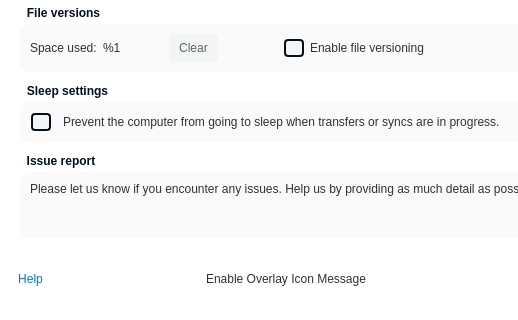
meganz/MEGAsync, file src/MEGASync/gui/linux/SettingsDialog.ui: the form before one commit; both pictures show x 0 to 518 and y 515 to 835 of the 675 by 835 pixel window.
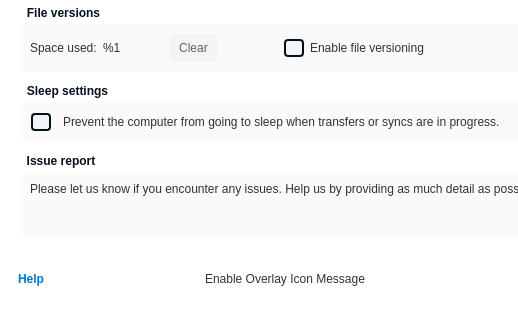
The form after the commit. Icons and pictures are not drawn. Custom widgets are drawn as their Qt base class.

Commit message: SNC-4541 : Help icon themed

```diff
--- a/src/MEGASync/gui/linux/SettingsDialog.ui
+++ b/src/MEGASync/gui/linux/SettingsDialog.ui
@@ -24,6 +24,14 @@
 color: #303233; /*colorToken.text-primary*/
 }
 
+#bHelp
+{
+border: none;
+color: #2C5BEB; /*colorToken.link-primary*/
+background-color: transparent;
+font-weight: bold;
+}
+
 QProgressBar
 {
 border-width: 0px;
@@ -133,8 +141,11 @@
 width: 12px;
 }
 
-#bUpdate, #bSendBug
+QPushButton
 {
+padding-left: 10px;
+padding-right: 10px;
+height: 22px;
 background-color:  #fafafa; /*colorToken.surface-1*/
 color: #333333; /*colorToken.text-primary*/
 border-color: #333333; /*colorToken.text-primary*/
@@ -164,36 +175,31 @@
 padding: 6px;
 }
 
-/*ColorTokenIcon;ToolButton;bAccount;normal;on;colorToken.icon-primary*/
-/*ColorTokenIcon;ToolButton;bAccount;normal;off;colorToken.icon-secondary*/
+/*ColorTokenIcon;Button;bAccount;normal;on;colorToken.icon-primary*/
+/*ColorTokenIcon;Button;bAccount;normal;off;colorToken.icon-secondary*/
 
-/*ColorTokenIcon;ToolButton;bBackup;normal;on;colorToken.icon-primary*/
-/*ColorTokenIcon;ToolButton;bBackup;normal;off;colorToken.icon-secondary*/
+/*ColorTokenIcon;Button;bBackup;normal;on;colorToken.icon-primary*/
+/*ColorTokenIcon;Button;bBackup;normal;off;colorToken.icon-secondary*/
 
-/*ColorTokenIcon;ToolButton;bFolders;normal;on;colorToken.icon-primary*/
-/*ColorTokenIcon;ToolButton;bFolders;normal;off;colorToken.icon-secondary*/
+/*ColorTokenIcon;Button;bFolders;normal;on;colorToken.icon-primary*/
+/*ColorTokenIcon;Button;bFolders;normal;off;colorToken.icon-secondary*/
 
-/*ColorTokenIcon;ToolButton;bGeneral;normal;on;colorToken.icon-primary*/
-/*ColorTokenIcon;ToolButton;bGeneral;normal;off;colorToken.icon-secondary*/
+/*ColorTokenIcon;Button;bGeneral;normal;on;colorToken.icon-primary*/
+/*ColorTokenIcon;Button;bGeneral;normal;off;colorToken.icon-secondary*/
 
-/*ColorTokenIcon;ToolButton;bNetwork;normal;on;colorToken.icon-primary*/
-/*ColorTokenIcon;ToolButton;bNetwork;normal;off;colorToken.icon-secondary*/
+/*ColorTokenIcon;Button;bNetwork;normal;on;colorToken.icon-primary*/
+/*ColorTokenIcon;Button;bNetwork;normal;off;colorToken.icon-secondary*/
 
-/*ColorTokenIcon;ToolButton;bNotifications;normal;on;colorToken.icon-primary*/
-/*ColorTokenIcon;ToolButton;bNotifications;normal;off;colorToken.icon-secondary*/
+/*ColorTokenIcon;Button;bNotifications;normal;on;colorToken.icon-primary*/
+/*ColorTokenIcon;Button;bNotifications;normal;off;colorToken.icon-secondary*/
 
-/*ColorTokenIcon;ToolButton;bSecurity;normal;on;colorToken.icon-primary*/
-/*ColorTokenIcon;ToolButton;bSecurity;normal;off;colorToken.icon-secondary*/
+/*ColorTokenIcon;Button;bSecurity;normal;on;colorToken.icon-primary*/
+/*ColorTokenIcon;Button;bSecurity;normal;off;colorToken.icon-secondary*/
 
-/*ColorTokenIcon;ToolButton;bSyncs;normal;on;colorToken.icon-primary*/
-/*ColorTokenIcon;ToolButton;bSyncs;normal;off;colorToken.icon-secondary*/
+/*ColorTokenIcon;Button;bSyncs;normal;on;colorToken.icon-primary*/
+/*ColorTokenIcon;Button;bSyncs;normal;off;colorToken.icon-secondary*/
 
-QPushButton
-{
-padding-left: 10px;
-padding-right: 10px;
-height: 22px;
-}
+/*ColorTokenIcon;Button;bHelp;normal;off;colorToken.link-primary*/
 
 QComboBox
 {
@@ -2300,8 +2306,8 @@
         </property>
         <property name="iconSize">
          <size>
-          <width>24</width>
-          <height>24</height>
+          <width>16</width>
+          <height>16</height>
          </size>
         </property>
         <property name="flat">
```
Left out of the diff: 24 changed lines with no effect on the pictures. The commit also changes 4 other files.
